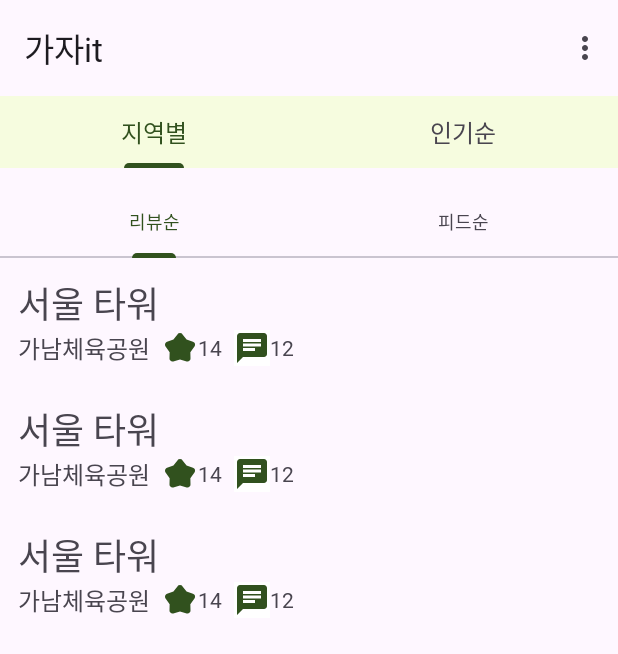
After one commit to LeaveIt-2024Project/LeaveIt_AOS, an Android app: the fragment SortPopularityFragment placed in its activity, on a phone screen of 412 x 824 dp. The commit adds this screen. Shown: the top 654 px of the screen. Run offline under Robolectric (Android 15) with nearby library versions, the phone set to English and light mode, and no system bars; our stand-ins replace Dagger/Hilt's generated code, data binding; pictures from the network do not load.

Commit message:
[FEAT,UI] 카테고리별로 뷰 띄우는거 완료

```diff
--- /dev/null
+++ b/app/src/main/java/com/example/leaveit/presentation/placeview/selectregionview/SelectRegionRecyclerAdapter.kt
@@ -0,0 +1,74 @@
+package com.example.leaveit.presentation.placeview.selectregionview
+
+import android.view.LayoutInflater
+import android.view.ViewGroup
+import androidx.recyclerview.widget.DiffUtil
+import androidx.recyclerview.widget.ListAdapter
+import androidx.recyclerview.widget.RecyclerView
+import com.bumptech.glide.Glide
+import com.example.leaveit.databinding.ItemSortRecyclerviewBinding
+import com.example.leaveit.presentation.placeview.showplaceview.ShowPlaceModel
+
+class SelectRegionRecyclerAdapter : ListAdapter<ShowPlaceModel, SelectRegionRecyclerAdapter.SelectRegionRecyclerViewRecyclerViewHolder>(
+    diffUtil
+) {
+    override fun onCreateViewHolder(
+        parent: ViewGroup,
+        viewType: Int
+    ): SelectRegionRecyclerAdapter.SelectRegionRecyclerViewRecyclerViewHolder {
+        return SelectRegionRecyclerViewRecyclerViewHolder(
+            ItemSortRecyclerviewBinding.inflate(
+                LayoutInflater.from(parent.context),
+                parent,
+                false
+            )
+        )
+    }
+
+    override fun onBindViewHolder(
+        holder: SelectRegionRecyclerAdapter.SelectRegionRecyclerViewRecyclerViewHolder,
+        position: Int
+    ) {
+        //뷰홀더: 내가 넣고자하는 data를 실제 레이아웃의 데이터로 연결시키는 기능
+        holder.bind(currentList[position])
+    }
+
+    inner class SelectRegionRecyclerViewRecyclerViewHolder(private val binding: ItemSortRecyclerviewBinding) :
+        RecyclerView.ViewHolder(binding.root) {
+        fun bind(model: ShowPlaceModel) {
+
+            binding.contentNameTextView.text = model.title
+
+            Glide.with(binding.root)
+                .load(model.image)
+                .fitCenter()
+                .into(binding.imageView)
+
+//            // 클릭 리스너 설정
+//            binding.root.setOnClickListener {
+//                onClick(model.contentId) // 클릭 시 호출자(View)에 아이템의 contentId 전달
+//            }
+        }
+    }
+
+    //diffutil사용하려면 diffutil.callback이라는 기능을 구현해야함
+    companion object {
+        val diffUtil = object : DiffUtil.ItemCallback<ShowPlaceModel>() {
+            override fun areItemsTheSame(
+                oldItem: ShowPlaceModel,
+                newItem: ShowPlaceModel
+            ): Boolean {
+                return oldItem.contentId == newItem.contentId
+            }
+
+            override fun areContentsTheSame(
+                oldItem: ShowPlaceModel,
+                newItem: ShowPlaceModel
+            ): Boolean {
+                return oldItem == newItem
+            }
+
+
+        }
+    }
+}
--- a/app/src/main/java/com/example/leaveit/presentation/placeview/selectregionview/SelectRegionView.kt
+++ b/app/src/main/java/com/example/leaveit/presentation/placeview/selectregionview/SelectRegionView.kt
@@ -2,11 +2,19 @@ package com.example.leaveit.presentation.placeview.selectregionview
 
 import android.os.Bundle
 import android.util.Log
+import android.widget.Toast
 import androidx.appcompat.app.AppCompatActivity
+import androidx.fragment.app.Fragment
+import com.example.leaveit.R
 import com.example.leaveit.databinding.ActivitySelectregionviewBinding
+import com.example.leaveit.presentation.placeview.showplaceview.ShowPlaceView
+import com.google.android.material.tabs.TabLayout
+import dagger.hilt.android.AndroidEntryPoint
 
+@AndroidEntryPoint
 class SelectRegionView : AppCompatActivity() {
     private lateinit var binding : ActivitySelectregionviewBinding
+
 
     override fun onCreate(savedInstanceState: Bundle?) {
         super.onCreate(savedInstanceState)
@@ -14,9 +22,46 @@ class SelectRegionView : AppCompatActivity() {
         binding = ActivitySelectregionviewBinding.inflate(layoutInflater)
         setContentView(binding.root)
 
+
+        // 처음 보여줄 프레그먼트 설정
+        if(savedInstanceState == null){
+            supportFragmentManager.beginTransaction()
+                .add(R.id.selectregion_fragment_container, SortRegionFragment())
+                .commit()
+        }
+
+        // contentId 가져오기
         val test = intent.getIntExtra("data",0)
-        binding.testTextView.text = test.toString()
+
+        binding.topTabLayout.addOnTabSelectedListener(object : TabLayout.OnTabSelectedListener {
+
+            override fun onTabSelected(tab: TabLayout.Tab?) {
+                val position = tab?.position // 현재 클릭한 탭의 포지션 가져오기
+                var select: Fragment? = null
+
+                when(position){ // 포지션 별 분기
+                    0 -> {select = SortRegionFragment()}
+                    1 -> {select = SortPopularityFragment()}
+                }
+
+
+                select?.let { // 선택한 프레그먼트로 액티비티의 프래그먼트 컨테이너 변경
+                    supportFragmentManager.beginTransaction().replace(R.id.selectregion_fragment_container,
+                        it
+                    ).commit()
+                }
+
+                Log.d(TAG,"${position}이 선택되었습니다")
+            }
+
+            override fun onTabReselected(tab: TabLayout.Tab?) {
+            }
+
+            override fun onTabUnselected(tab: TabLayout.Tab?) {
+            }
+        })
     }
+
 
     companion object{
        val TAG = "SelectRegionView"
--- /dev/null
+++ b/app/src/main/java/com/example/leaveit/presentation/placeview/selectregionview/SortPopularityFragment.kt
@@ -0,0 +1,105 @@
+package com.example.leaveit.presentation.placeview.selectregionview
+
+import android.os.Bundle
+import android.util.Log
+import android.view.LayoutInflater
+import android.view.View
+import android.view.ViewGroup
+import androidx.fragment.app.Fragment
+import androidx.recyclerview.widget.LinearLayoutManager
+import com.example.leaveit.R
+import com.example.leaveit.databinding.FragmentSortpopularityBinding
+import com.example.leaveit.presentation.placeview.showplaceview.ShowPlaceModel
+import com.google.android.material.tabs.TabLayout
+
+class SortPopularityFragment : Fragment() {
+    private lateinit var binding : FragmentSortpopularityBinding
+    private lateinit var adapter: SelectRegionRecyclerAdapter
+
+    override fun onCreateView(
+        inflater: LayoutInflater,
+        container: ViewGroup?,
+        savedInstanceState: Bundle?
+    ): View? {
+        binding = FragmentSortpopularityBinding.inflate(layoutInflater)
+        initAdapter()
+        handleTabLayout()
+
+        return binding.root
+    }
+
+    override fun onCreate(savedInstanceState: Bundle?) {
+        super.onCreate(savedInstanceState)
+    }
+
+    private fun initAdapter(){
+
+        //리사이클러뷰에 레이아웃매니저 설정
+        binding.sortRecyclerView.layoutManager = LinearLayoutManager(context,
+            LinearLayoutManager.VERTICAL, false)
+
+        val initdata1 = listOf(
+            ShowPlaceModel(contentId = 1 , title =  "서울 타워","http://tong.visitkorea.or.kr/cms/resource/71/2777971_image2_1.jpg"),
+            ShowPlaceModel(contentId = 1 , title =  "서울 타워","http://tong.visitkorea.or.kr/cms/resource/71/2777971_image2_1.jpg"),
+            ShowPlaceModel(contentId = 1 , title =  "서울 타워","http://tong.visitkorea.or.kr/cms/resource/71/2777971_image2_1.jpg")
+        )
+
+        val initdata2 = listOf(
+            ShowPlaceModel(contentId = 1 , title =  "가나아트파크","http://tong.visitkorea.or.kr/cms/resource/46/2010746_image2_1.jpg"),
+            ShowPlaceModel(contentId = 1 , title =  "가나아트파크","http://tong.visitkorea.or.kr/cms/resource/46/2010746_image2_1.jpg"),
+            ShowPlaceModel(contentId = 1 , title =  "가나아트파크","http://tong.visitkorea.or.kr/cms/resource/46/2010746_image2_1.jpg")
+        )
+        adapter = SelectRegionRecyclerAdapter()
+        adapter.submitList(initdata1)
+        binding.sortRecyclerView.adapter = adapter
+    }
+
+    private fun handleTabLayout(){
+        binding.TabLayout.addOnTabSelectedListener(object : TabLayout.OnTabSelectedListener {
+
+            val initdata1 = listOf(
+                ShowPlaceModel(contentId = 1 , title =  "서울 타워","http://tong.visitkorea.or.kr/cms/resource/71/2777971_image2_1.jpg"),
+                ShowPlaceModel(contentId = 1 , title =  "서울 타워","http://tong.visitkorea.or.kr/cms/resource/71/2777971_image2_1.jpg"),
+                ShowPlaceModel(contentId = 1 , title =  "서울 타워","http://tong.visitkorea.or.kr/cms/resource/71/2777971_image2_1.jpg")
+            )
+
+            val initdata2 = listOf(
+                ShowPlaceModel(contentId = 1 , title =  "가나아트파크","http://tong.visitkorea.or.kr/cms/resource/46/2010746_image2_1.jpg"),
+                ShowPlaceModel(contentId = 1 , title =  "가나아트파크","http://tong.visitkorea.or.kr/cms/resource/46/2010746_image2_1.jpg"),
+                ShowPlaceModel(contentId = 1 , title =  "가나아트파크","http://tong.visitkorea.or.kr/cms/resource/46/2010746_image2_1.jpg")
+            )
+
+            override fun onTabSelected(tab: TabLayout.Tab?) {
+                val position = tab?.position // 현재 클릭한 탭의 포지션 가져오기
+
+                when(position){ // 포지션 별 분기
+                    0 -> {
+                        Log.d(TAG,"${position} 위치")
+                        adapter.submitList(initdata1)}
+                    1 -> {
+                        Log.d(TAG,"${position} 위치")
+                        adapter.submitList(initdata2)}
+                }
+
+
+//                select?.let { // 선택한 프레그먼트로 액티비티의 프래그먼트 컨테이너 변경
+//                    supportFragmentManager.beginTransaction().replace(
+//                        R.id.selectregion_fragment_container,
+//                        it
+//                    ).commit()
+//                }
+
+                Log.d(SelectRegionView.TAG,"${position}이 선택되었습니다")
+            }
+
+            override fun onTabReselected(tab: TabLayout.Tab?) {
+            }
+
+            override fun onTabUnselected(tab: TabLayout.Tab?) {
+            }
+        })
+    }
+    companion object{
+        val TAG = "SortPopularityFragment"
+    }
+}
--- /dev/null
+++ b/app/src/main/java/com/example/leaveit/presentation/placeview/selectregionview/SortRegionFragment.kt
@@ -0,0 +1,112 @@
+package com.example.leaveit.presentation.placeview.selectregionview
+
+import android.os.Bundle
+import android.util.Log
+import android.view.LayoutInflater
+import android.view.View
+import android.view.ViewGroup
+import androidx.fragment.app.Fragment
+import androidx.recyclerview.widget.LinearLayoutManager
+import com.example.leaveit.databinding.FragmentSortregionBinding
+import com.example.leaveit.presentation.placeview.showplaceview.ShowPlaceModel
+import com.google.android.material.tabs.TabLayout
+
+class SortRegionFragment : Fragment() {
+    private lateinit var binding : FragmentSortregionBinding
+    private lateinit var adapter: SelectRegionRecyclerAdapter
+
+    override fun onCreateView(
+        inflater: LayoutInflater,
+        container: ViewGroup?,
+        savedInstanceState: Bundle?
+    ): View? {
+        binding = FragmentSortregionBinding.inflate(layoutInflater)
+        initAdapter()
+        handleTabLayout()
+        return binding.root
+    }
+
+    private fun initAdapter(){
+
+        //리사이클러뷰에 레이아웃매니저 설정
+        binding.sortRecyclerView.layoutManager = LinearLayoutManager(context,
+            LinearLayoutManager.VERTICAL, false)
+
+        val initdata = listOf(
+            ShowPlaceModel(contentId = 1 , title =  "서울 타워","http://tong.visitkorea.or.kr/cms/resource/71/2777971_image2_1.jpg"),
+            ShowPlaceModel(contentId = 1 , title =  "서울 타워","http://tong.visitkorea.or.kr/cms/resource/71/2777971_image2_1.jpg"),
+            ShowPlaceModel(contentId = 1 , title =  "서울 타워","http://tong.visitkorea.or.kr/cms/resource/71/2777971_image2_1.jpg")
+        )
+        adapter = SelectRegionRecyclerAdapter()
+        adapter.submitList(initdata)
+        binding.sortRecyclerView.adapter = adapter
+    }
+
+    private fun handleTabLayout(){
+        binding.TabLayout.addOnTabSelectedListener(object : TabLayout.OnTabSelectedListener {
+
+            val initdata1 = listOf(
+                ShowPlaceModel(contentId = 1 , title =  "서울 타워","http://tong.visitkorea.or.kr/cms/resource/71/2777971_image2_1.jpg"),
+                ShowPlaceModel(contentId = 1 , title =  "서울 타워","http://tong.visitkorea.or.kr/cms/resource/71/2777971_image2_1.jpg"),
+                ShowPlaceModel(contentId = 1 , title =  "서울 타워","http://tong.visitkorea.or.kr/cms/resource/71/2777971_image2_1.jpg")
+            )
+
+            val initdata2 = listOf(
+                ShowPlaceModel(contentId = 1 , title =  "가나아트파크","http://tong.visitkorea.or.kr/cms/resource/46/2010746_image2_1.jpg"),
+                ShowPlaceModel(contentId = 1 , title =  "가나아트파크","http://tong.visitkorea.or.kr/cms/resource/46/2010746_image2_1.jpg"),
+                ShowPlaceModel(contentId = 1 , title =  "가나아트파크","http://tong.visitkorea.or.kr/cms/resource/46/2010746_image2_1.jpg")
+            )
+
+            override fun onTabSelected(tab: TabLayout.Tab?) {
+                val position = tab?.position // 현재 클릭한 탭의 포지션 가져오기
+
+                when(position){ // 포지션 별 분기
+                    0 -> {
+                        Log.d(TAG,"${position} 위치")
+                        adapter.submitList(initdata1)}
+                    1 -> {
+                        Log.d(TAG,"${position} 위치")
+                        adapter.submitList(initdata2)}
+                    2 -> {
+                        Log.d(TAG,"${position} 위치")
+                        adapter.submitList(initdata1)}
+                    3 -> {
+                        Log.d(TAG,"${position} 위치")
+                        adapter.submitList(initdata2)}
+                    4 -> {
+                        Log.d(TAG,"${position} 위치")
+                        adapter.submitList(initdata1)}
+                    5 -> {
+                        Log.d(TAG,"${position} 위치")
+                        adapter.submitList(initdata2)}
+                    6 -> {
+                        Log.d(TAG,"${position} 위치")
+                        adapter.submitList(initdata1)}
+                    7 -> {
+                        Log.d(TAG,"${position} 위치")
+                        adapter.submitList(initdata2)}
+                    8 -> {
+                        Log.d(TAG,"${position} 위치")
+                        adapter.submitList(initdata1)}
+                    9 -> {
+                        Log.d(TAG,"${position} 위치")
+                        adapter.submitList(initdata2)}
+                    10 -> {
+                        Log.d(TAG,"${position} 위치")
+                        adapter.submitList(initdata1)}
+                }
+
+                Log.d(SelectRegionView.TAG,"${position}이 선택되었습니다")
+            }
+
+            override fun onTabReselected(tab: TabLayout.Tab?) {
+            }
+
+            override fun onTabUnselected(tab: TabLayout.Tab?) {
+            }
+        })
+    }
+    companion object{
+        val TAG = "SortRegionFragment"
+    }
+}
--- /dev/null
+++ b/app/src/main/res/drawable/chat_btn.xml
@@ -0,0 +1,9 @@
+<vector xmlns:android="http://schemas.android.com/apk/res/android"
+    android:width="24dp"
+    android:height="24dp"
+    android:viewportWidth="960"
+    android:viewportHeight="960">
+    <path
+        android:fillColor="#31511E"
+        android:pathData="M80,880v-720q0,-33 23.5,-56.5T160,80h640q33,0 56.5,23.5T880,160v480q0,33 -23.5,56.5T800,720L240,720L80,880ZM240,560h320v-80L240,480v80ZM240,440h480v-80L240,360v80ZM240,320h480v-80L240,240v80Z" />
+</vector>
--- /dev/null
+++ b/app/src/main/res/drawable/star_icon.xml
@@ -0,0 +1,9 @@
+<vector xmlns:android="http://schemas.android.com/apk/res/android"
+    android:width="24dp"
+    android:height="24dp"
+    android:viewportWidth="960"
+    android:viewportHeight="960">
+    <path
+        android:fillColor="#31511E"
+        android:pathData="m305,256 l112,-145q12,-16 28.5,-23.5T480,80q18,0 34.5,7.5T543,111l112,145 170,57q26,8 41,29.5t15,47.5q0,12 -3.5,24T866,437L756,593l4,164q1,35 -23,59t-56,24q-2,0 -22,-3l-179,-50 -179,50q-5,2 -11,2.5t-11,0.5q-32,0 -56,-24t-23,-59l4,-165L95,437q-8,-11 -11.5,-23T80,390q0,-25 14.5,-46.5T135,313l170,-57Z" />
+</vector>
--- a/app/src/main/res/layout/activity_selectregionview.xml
+++ b/app/src/main/res/layout/activity_selectregionview.xml
@@ -1,26 +1,68 @@
 <?xml version="1.0" encoding="utf-8"?>
 <layout xmlns:android="http://schemas.android.com/apk/res/android"
     xmlns:app="http://schemas.android.com/apk/res-auto">
+
     <data>
+
         <variable
             name="data"
             type="com.example.leaveit.presentation.placeview.selectregionview.SelectRegionView" />
     </data>
+
     <androidx.constraintlayout.widget.ConstraintLayout
         android:layout_width="match_parent"
         android:layout_height="match_parent">
 
-        <TextView
-            app:layout_constraintTop_toTopOf="parent"
+        <com.google.android.material.appbar.AppBarLayout
+            android:id="@+id/appbarlayout"
+            android:layout_width="match_parent"
+            android:layout_height="wrap_content"
             app:layout_constraintEnd_toEndOf="parent"
+            app:layout_constraintStart_toStartOf="parent"
+            app:layout_constraintTop_toTopOf="parent">
+
+            <com.google.android.material.appbar.MaterialToolbar
+                android:id="@+id/topAppBar"
+                android:layout_width="match_parent"
+                android:layout_height="wrap_content"
+                android:minHeight="?attr/actionBarSize"
+                app:menu="@menu/testtopbar"
+                app:title="가자it" />
+        </com.google.android.material.appbar.AppBarLayout>
+
+        <com.google.android.material.tabs.TabLayout
+            android:id="@+id/topTabLayout"
+            android:layout_width="match_parent"
+            android:layout_height="0dp"
+            android:backgroundTint="#F6FCDF"
+            app:layout_constraintEnd_toEndOf="parent"
+            app:layout_constraintStart_toStartOf="parent"
+            app:layout_constraintTop_toBottomOf="@id/appbarlayout"
+            app:tabIndicatorColor="#31511E"
+            app:tabSelectedTextColor="#31511E"
+            app:tabTextAppearance="@style/CustomTopTabTextAppearance">>
+
+            <com.google.android.material.tabs.TabItem
+                android:layout_width="wrap_content"
+                android:layout_height="wrap_content"
+                android:text="지역별" />
+
+            <com.google.android.material.tabs.TabItem
+                android:layout_width="wrap_content"
+                android:layout_height="wrap_content"
+                android:text="인기순" />
+
+
+        </com.google.android.material.tabs.TabLayout>
+        <FrameLayout
+            android:id="@+id/selectregion_fragment_container"
+            android:layout_width="match_parent"
+            android:layout_height="0dp"
             app:layout_constraintBottom_toBottomOf="parent"
+            app:layout_constraintEnd_toEndOf="parent"
             app:layout_constraintStart_toStartOf="parent"
-            android:id="@+id/testTextView"
-            android:layout_width="match_parent"
-            android:layout_height="match_parent"
-            android:gravity="center"
-            android:textSize="32dp"
-            android:text="테스트뷰" />
+            app:layout_constraintTop_toBottomOf="@id/topTabLayout"/>
+
 
     </androidx.constraintlayout.widget.ConstraintLayout>
 
--- /dev/null
+++ b/app/src/main/res/layout/fragment_sortpopularity.xml
@@ -0,0 +1,37 @@
+<?xml version="1.0" encoding="utf-8"?>
+<androidx.constraintlayout.widget.ConstraintLayout xmlns:android="http://schemas.android.com/apk/res/android"
+    android:layout_width="match_parent"
+    android:layout_height="match_parent"
+    xmlns:app="http://schemas.android.com/apk/res-auto">
+
+    <com.google.android.material.tabs.TabLayout
+        app:layout_constraintTop_toTopOf="parent"
+        android:id="@+id/TabLayout"
+        android:layout_width="match_parent"
+        android:layout_height="0dp"
+        android:layout_marginTop="12dp"
+        app:layout_constraintEnd_toEndOf="parent"
+        app:layout_constraintStart_toStartOf="parent"
+        app:tabIndicatorColor="#31511E"
+        app:tabSelectedTextColor="#31511E"
+        app:tabTextAppearance="@style/CustomBottomTabTextAppearance">>
+
+        <com.google.android.material.tabs.TabItem
+            android:layout_width="wrap_content"
+            android:layout_height="wrap_content"
+            android:text="리뷰순" />
+        <com.google.android.material.tabs.TabItem
+            android:layout_width="wrap_content"
+            android:layout_height="wrap_content"
+            android:text="피드순" />
+    </com.google.android.material.tabs.TabLayout>
+    <androidx.recyclerview.widget.RecyclerView
+        android:id="@+id/sortRecyclerView"
+        app:layout_constraintTop_toBottomOf="@id/TabLayout"
+        app:layout_constraintBottom_toBottomOf="parent"
+        app:layout_constraintStart_toStartOf="parent"
+        app:layout_constraintEnd_toEndOf="parent"
+        android:layout_width="match_parent"
+        android:layout_height="0dp"/>
+
+</androidx.constraintlayout.widget.ConstraintLayout>
--- /dev/null
+++ b/app/src/main/res/layout/item_sort_recyclerview.xml
@@ -0,0 +1,74 @@
+<?xml version="1.0" encoding="utf-8"?>
+<androidx.constraintlayout.widget.ConstraintLayout xmlns:android="http://schemas.android.com/apk/res/android"
+    xmlns:app="http://schemas.android.com/apk/res-auto"
+    android:layout_width="match_parent"
+    android:layout_height="wrap_content"
+    android:layout_margin="12dp">
+
+    <ImageView
+        android:id="@+id/imageView"
+        android:layout_width="match_parent"
+        android:layout_height="wrap_content"
+        app:layout_constraintBottom_toTopOf="@id/contentNameTextView"
+        app:layout_constraintEnd_toEndOf="parent"
+        app:layout_constraintStart_toStartOf="parent"
+        app:layout_constraintTop_toTopOf="parent"
+        app:layout_constraintVertical_weight="0.8" />
+
+    <TextView
+        android:id="@+id/contentNameTextView"
+        android:layout_width="match_parent"
+        android:layout_height="wrap_content"
+        android:text="서울"
+        android:textSize="24dp"
+        app:layout_constraintBottom_toTopOf="@id/contentInfoContainer"
+        app:layout_constraintEnd_toEndOf="parent"
+        app:layout_constraintStart_toStartOf="parent"
+        app:layout_constraintTop_toBottomOf="@id/imageView"
+        app:layout_constraintVertical_weight="0.1" />
+
+    <LinearLayout
+        android:id="@+id/contentInfoContainer"
+        android:layout_width="match_parent"
+        android:layout_height="wrap_content"
+        android:gravity="center|start"
+        android:orientation="horizontal"
+        app:layout_constraintBottom_toBottomOf="parent"
+        app:layout_constraintEnd_toEndOf="parent"
+        app:layout_constraintStart_toStartOf="parent"
+        app:layout_constraintTop_toBottomOf="@id/contentNameTextView"
+        app:layout_constraintVertical_weight="0.1">
+
+        <TextView
+            android:layout_width="wrap_content"
+            android:layout_height="wrap_content"
+            android:layout_marginEnd="8dp"
+            android:text="가남체육공원"
+            android:textSize="16dp" />
+
+        <ImageView
+            android:layout_width="wrap_content"
+            android:layout_height="wrap_content"
+            android:src="@drawable/star_icon" />
+
+        <TextView
+            android:text="14"
+            android:layout_width="wrap_content"
+            android:layout_height="wrap_content"
+            android:layout_marginEnd="8dp" />
+
+        <ImageButton
+            android:layout_width="wrap_content"
+            android:layout_height="wrap_content"
+            android:background="@color/white"
+            android:src="@drawable/chat_btn" />
+
+        <TextView
+            android:text="12"
+            android:layout_width="wrap_content"
+            android:layout_height="wrap_content" />
+
+
+    </LinearLayout>
+
+</androidx.constraintlayout.widget.ConstraintLayout>
--- /dev/null
+++ b/app/src/main/res/values/style.xml
@@ -0,0 +1,15 @@
+<?xml version="1.0" encoding="utf-8"?>
+<resources>
+
+    <style name="CustomTopTabTextAppearance" parent="TextAppearance.AppCompat">
+        <item name="fontFamily">@font/juafont</item>
+        <item name="android:textSize">16sp</item>
+        <item name="android:textColor">@color/black</item>
+    </style>
+
+    <style name="CustomBottomTabTextAppearance" parent="TextAppearance.AppCompat">
+        <item name="fontFamily">@font/juafont</item>
+        <item name="android:textSize">12sp</item>
+        <item name="android:textColor">@color/black</item>
+    </style>
+</resources>
```
Also changed, not shown: app/src/main/res/layout/fragment_sortregion.xml (added, +86 -0 lines).
